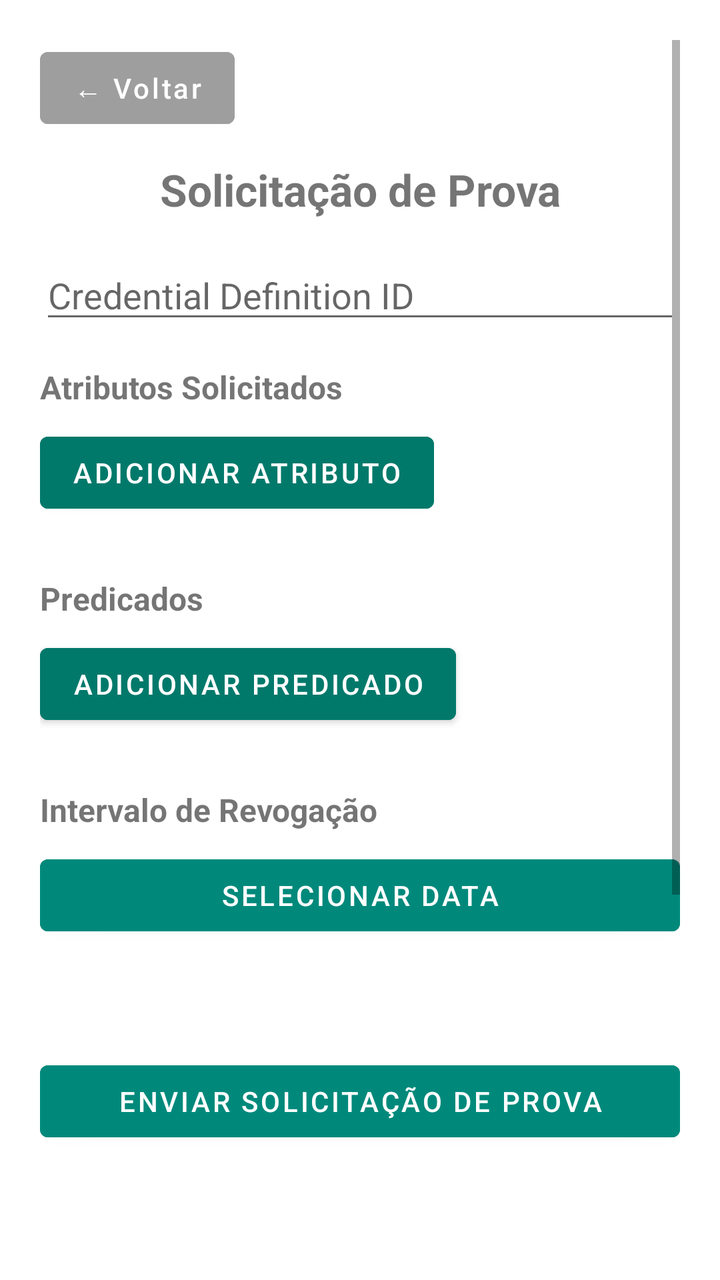
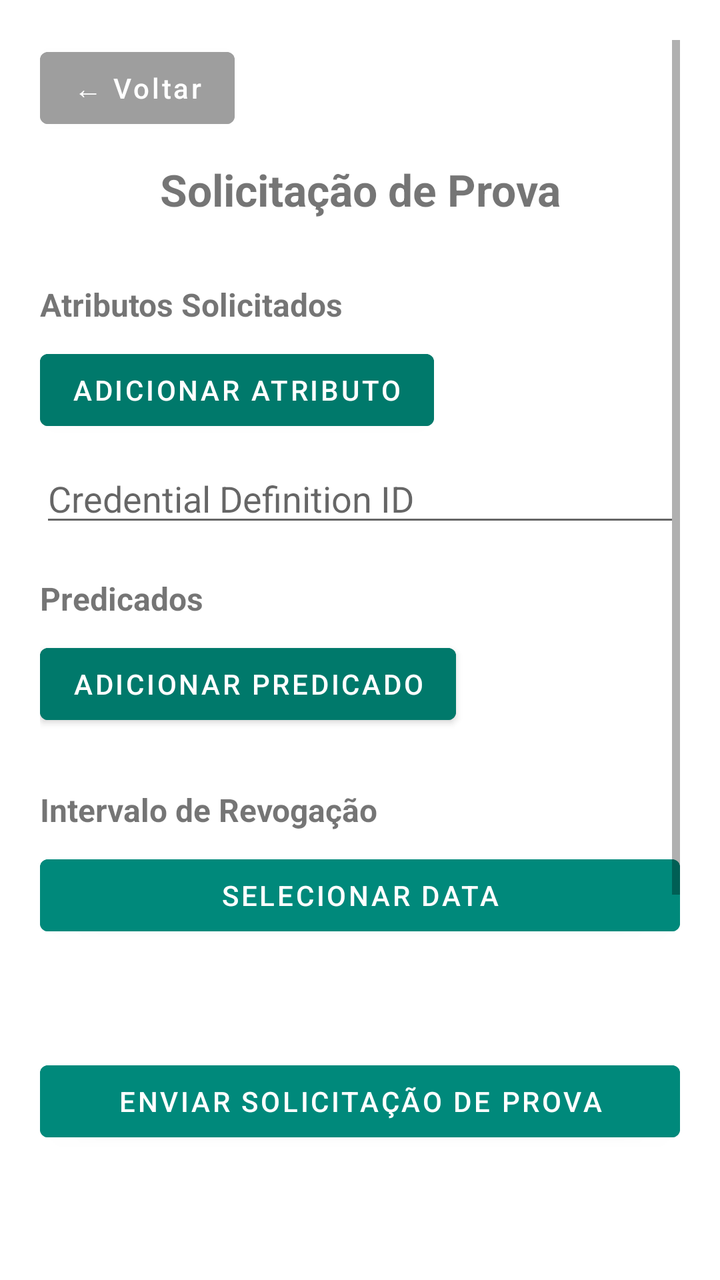

Before-and-after screenshots of an Android layout around one commit, followed by the original layout XML and the change that was made.
<!-- AndroidManifest.xml: activity theme AppTheme.NoActionBar -->
<!-- res/layout/activity_request_proof.xml -->
<?xml version="1.0" encoding="utf-8"?>
<ScrollView xmlns:android="http://schemas.android.com/apk/res/android"
    xmlns:app="http://schemas.android.com/apk/res-auto"
    android:layout_width="match_parent"
    android:layout_height="match_parent"
    android:padding="20dp"
    android:background="@android:color/background_light">

    <LinearLayout
        android:layout_width="match_parent"
        android:layout_height="wrap_content"
        android:orientation="vertical">

        
        <com.google.android.material.button.MaterialButton
            android:id="@+id/backButton"
            style="@style/Widget.MaterialComponents.Button"
            android:layout_width="wrap_content"
            android:layout_height="wrap_content"
            android:text="← Voltar"
            android:textAllCaps="false"
            android:textColor="@android:color/white"
            android:backgroundTint="@color/gray_500"
            android:layout_marginBottom="12dp" />

        
        <TextView
            android:text="Solicitação de Prova"
            android:textSize="22sp"
            android:textStyle="bold"
            android:gravity="center"
            android:layout_width="match_parent"
            android:layout_height="wrap_content"
            android:layout_marginBottom="16dp" />

        
        <EditText
            android:id="@+id/credentialDefInput"
            android:hint="Credential Definition ID"
            android:layout_width="match_parent"
            android:layout_height="wrap_content"
            android:inputType="textUri"
            android:autofillHints="credentialDefinitionId" />

        
        <TextView
            android:text="Atributos Solicitados"
            android:textStyle="bold"
            android:layout_marginTop="16dp"
            android:textSize="16sp"
            android:layout_width="match_parent"
            android:layout_height="wrap_content" />

        <com.google.android.material.button.MaterialButton
            android:id="@+id/addAttributeButton"
            style="@style/Widget.MaterialComponents.Button"
            android:text="Adicionar Atributo"
            android:layout_marginTop="8dp"
            android:layout_width="wrap_content"
            android:layout_height="wrap_content"
            android:backgroundTint="@color/teal_700"
            android:textColor="@android:color/white" />

        <LinearLayout
            android:id="@+id/attributesContainer"
            android:orientation="vertical"
            android:layout_marginTop="8dp"
            android:layout_width="match_parent"
            android:layout_height="wrap_content" />

        
        <TextView
            android:text="Predicados"
            android:textStyle="bold"
            android:textSize="16sp"
            android:layout_marginTop="20dp"
            android:layout_width="match_parent"
            android:layout_height="wrap_content" />

        <com.google.android.material.button.MaterialButton
            android:id="@+id/addPredicateButton"
            style="@style/Widget.MaterialComponents.Button"
            android:text="Adicionar Predicado"
            android:layout_marginTop="8dp"
            android:layout_width="wrap_content"
            android:layout_height="wrap_content"
            android:backgroundTint="@color/teal_700"
            android:textColor="@android:color/white" />

        <LinearLayout
            android:id="@+id/predicatesContainer"
            android:orientation="vertical"
            android:layout_marginTop="8dp"
            android:layout_width="match_parent"
            android:layout_height="wrap_content" />

        
        <TextView
            android:text="Intervalo de Revogação"
            android:textStyle="bold"
            android:textSize="16sp"
            android:layout_marginTop="20dp"
            android:layout_width="match_parent"
            android:layout_height="wrap_content" />

        <LinearLayout
            android:orientation="horizontal"
            android:layout_width="match_parent"
            android:layout_height="wrap_content"
            android:gravity="center"
            android:layout_marginTop="8dp">

            <com.google.android.material.button.MaterialButton
                android:id="@+id/toDateButton"
                style="@style/Widget.MaterialComponents.Button"
                android:text="Selecionar data"
                android:layout_width="0dp"
                android:layout_height="wrap_content"
                android:layout_weight="1"
                android:backgroundTint="@color/teal_600"
                android:textColor="@android:color/white" />
        </LinearLayout>

        
        <ProgressBar
            android:id="@+id/progressBar"
            android:layout_width="wrap_content"
            android:layout_height="wrap_content"
            android:layout_gravity="center"
            android:layout_marginTop="16dp"
            android:visibility="gone" />

        <TextView
            android:id="@+id/statusText"
            android:layout_width="match_parent"
            android:layout_height="wrap_content"
            android:textAlignment="center"
            android:layout_marginTop="12dp"
            android:textColor="@android:color/black"
            android:textSize="14sp" />

        
        <com.google.android.material.button.MaterialButton
            android:id="@+id/requestProofButton"
            style="@style/Widget.MaterialComponents.Button"
            android:layout_width="match_parent"
            android:layout_height="wrap_content"
            android:text="Enviar Solicitação de Prova"
            android:backgroundTint="@color/teal_600"
            android:textColor="@android:color/white"
            android:layout_marginTop="24dp" />

        
        <ImageView
            android:id="@+id/qrImageView"
            android:layout_width="300dp"
            android:layout_height="300dp"
            android:layout_gravity="center"
            android:visibility="visible"
            android:layout_marginTop="24dp"/>
    </LinearLayout>
</ScrollView>
<!-- resources referenced by this layout -->
<resources>
  <color name="gray_500">#9E9E9E</color>
  <color name="teal_600">#00897B</color>
  <color name="teal_700">#00796B</color>
  <style name="AppTheme.NoActionBar" parent="Theme.MaterialComponents.DayNight.NoActionBar">
          <item name="toolbarStyle">@style/WhiteToolbar</item>
      </style>
  <style name="WhiteToolbar" parent="Widget.AppCompat.Toolbar">
          <item name="titleTextColor">@android:color/white</item>
          <item name="navigationIconTint">@android:color/white</item>
          <item name="android:background">@color/teal_700</item>
      </style>
</resources>

<!-- the commit's change to res/layout/activity_request_proof.xml (unified diff, before → after) -->
@@ -34,15 +34,6 @@
             android:layout_marginBottom="16dp" />
 
         
-        <EditText
-            android:id="@+id/credentialDefInput"
-            android:hint="Credential Definition ID"
-            android:layout_width="match_parent"
-            android:layout_height="wrap_content"
-            android:inputType="textUri"
-            android:autofillHints="credentialDefinitionId" />
-
-        
         <TextView
             android:text="Atributos Solicitados"
             android:textStyle="bold"
@@ -67,6 +58,15 @@
             android:layout_marginTop="8dp"
             android:layout_width="match_parent"
             android:layout_height="wrap_content" />
+
+        
+        <EditText
+            android:id="@+id/credentialDefInput"
+            android:hint="Credential Definition ID"
+            android:layout_width="match_parent"
+            android:layout_height="wrap_content"
+            android:inputType="textUri"
+            android:autofillHints="credentialDefinitionId" />
 
         
         <TextView
